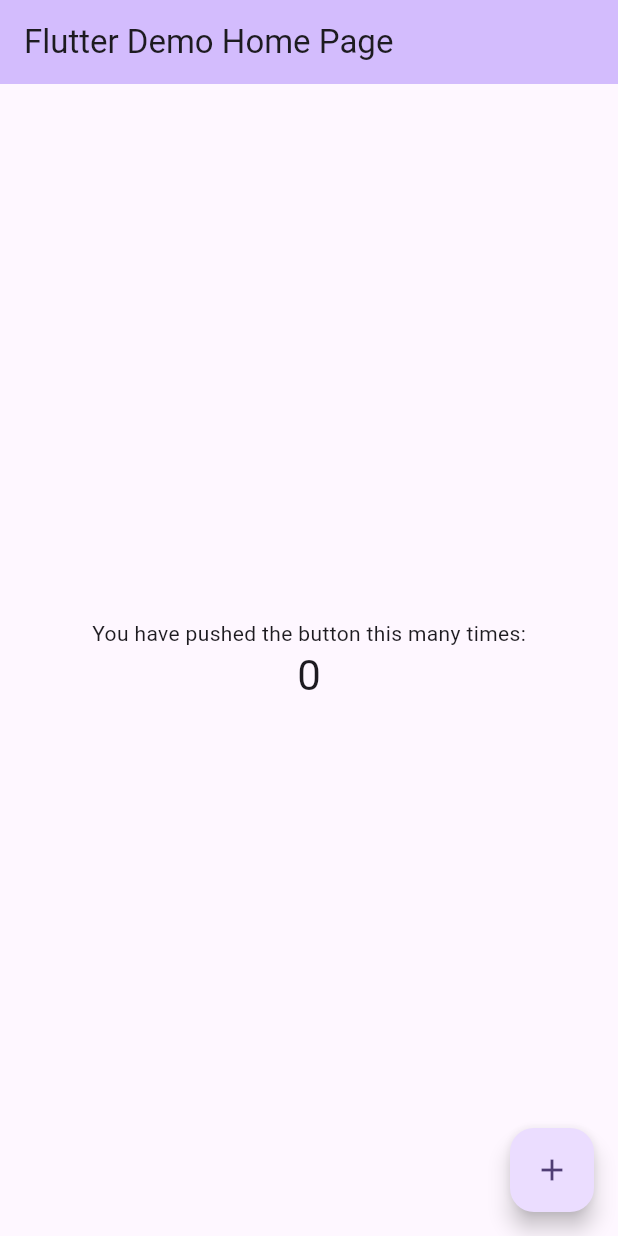
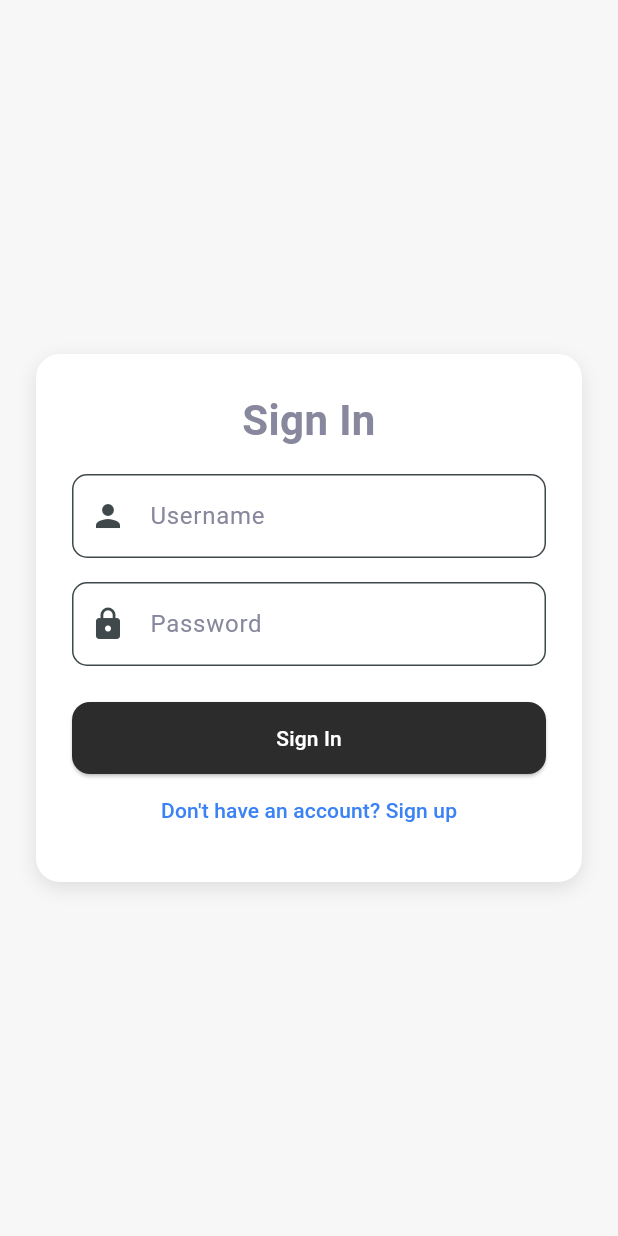
Before and after one commit to kamig2/Projekt-PIM, a Flutter app: the screen it shows after launch, on a phone screen of 412 x 824 dp. Run offline on Flutter 3.47's test engine with Material 3 defaults, Android fonts, the phone set to English and light mode, and no system bars.

Commit message:
added login and register screens

```diff
--- a/recipe_app/lib/main.dart
+++ b/recipe_app/lib/main.dart
@@ -1,4 +1,6 @@
 import 'package:flutter/material.dart';
+import 'screens/login_screen.dart';
+import 'screens/register_screen.dart';
 
 void main() {
   runApp(const MyApp());
@@ -7,116 +9,62 @@ void main() {
 class MyApp extends StatelessWidget {
   const MyApp({super.key});
 
-  // This widget is the root of your application.
   @override
   Widget build(BuildContext context) {
     return MaterialApp(
-      title: 'Flutter Demo',
+      title: 'Auth Demo',
       theme: ThemeData(
-        // This is the theme of your application.
-        //
-        // TRY THIS: Try running your application with "flutter run". You'll see
-        // the application has a purple toolbar. Then, without quitting the app,
-        // try changing the seedColor in the colorScheme below to Colors.green
-        // and then invoke "hot reload" (save your changes or press the "hot
-        // reload" button in a Flutter-supported IDE, or press "r" if you used
-        // the command line to start the app).
-        //
-        // Notice that the counter didn't reset back to zero; the application
-        // state is not lost during the reload. To reset the state, use hot
-        // restart instead.
-        //
-        // This works for code too, not just values: Most code changes can be
-        // tested with just a hot reload.
-        colorScheme: ColorScheme.fromSeed(seedColor: Colors.deepPurple),
+        scaffoldBackgroundColor: const Color(0xFFF7F7F7),
+        primaryColor: const Color(0xFF2C2C2C),
+        colorScheme: ColorScheme.fromSeed(
+          seedColor: const Color(0xFF2C2C2C),
+          brightness: Brightness.light,
+          primary: const Color(0xFF2C2C2C),
+          secondary: const Color(0xFF3B82F6),
+          surface: Colors.white,
+          onPrimary: Colors.white,
+          onSecondary: Colors.white,
+          onSurface: const Color(0xFF1C1C1C),
+        ),
+        textTheme: const TextTheme(
+          bodyLarge: TextStyle(color: Color(0xFF1C1C1C)),
+          bodyMedium: TextStyle(color: Color(0xFF87879D)),
+        ),
+        elevatedButtonTheme: ElevatedButtonThemeData(
+          style: ElevatedButton.styleFrom(
+            backgroundColor: const Color(0xFF2C2C2C),
+            foregroundColor: Colors.white,
+            padding: const EdgeInsets.symmetric(vertical: 14),
+            shape: RoundedRectangleBorder(
+              borderRadius: BorderRadius.circular(12),
+            ),
+          ),
+        ),
+        textButtonTheme: TextButtonThemeData(
+          style: TextButton.styleFrom(
+            foregroundColor: const Color(0xFF3B82F6),
+          ),
+        ),
+        inputDecorationTheme: InputDecorationTheme(
+          filled: true,
+          fillColor: Colors.white,
+          labelStyle: const TextStyle(color: Color(0xFF87879D)),
+          border: OutlineInputBorder(
+            borderRadius: BorderRadius.circular(10),
+            borderSide: const BorderSide(color: Color(0xFFDDDDDD)),
+          ),
+          focusedBorder: OutlineInputBorder(
+            borderRadius: BorderRadius.circular(10),
+            borderSide: const BorderSide(color: Color(0xFF2C2C2C)),
+          ),
+        ),
       ),
-      home: const MyHomePage(title: 'Flutter Demo Home Page'),
+      debugShowCheckedModeBanner: false,
+      initialRoute: '/login',
+      routes: {
+        '/login': (context) => const LoginScreen(),
+        '/register': (context) => const RegisterScreen(),
+      },
     );
   }
 }
-
-class MyHomePage extends StatefulWidget {
-  const MyHomePage({super.key, required this.title});
-
-  // This widget is the home page of your application. It is stateful, meaning
-  // that it has a State object (defined below) that contains fields that affect
-  // how it looks.
-
-  // This class is the configuration for the state. It holds the values (in this
-  // case the title) provided by the parent (in this case the App widget) and
-  // used by the build method of the State. Fields in a Widget subclass are
-  // always marked "final".
-
-  final String title;
-
-  @override
-  State<MyHomePage> createState() => _MyHomePageState();
-}
-
-class _MyHomePageState extends State<MyHomePage> {
-  int _counter = 0;
-
-  void _incrementCounter() {
-    setState(() {
-      // This call to setState tells the Flutter framework that something has
-      // changed in this State, which causes it to rerun the build method below
-      // so that the display can reflect the updated values. If we changed
-      // _counter without calling setState(), then the build method would not be
-      // called again, and so nothing would appear to happen.
-      _counter++;
-    });
-  }
-
-  @override
-  Widget build(BuildContext context) {
-    // This method is rerun every time setState is called, for instance as done
-    // by the _incrementCounter method above.
-    //
-    // The Flutter framework has been optimized to make rerunning build methods
-    // fast, so that you can just rebuild anything that needs updating rather
-    // than having to individually change instances of widgets.
-    return Scaffold(
-      appBar: AppBar(
-        // TRY THIS: Try changing the color here to a specific color (to
-        // Colors.amber, perhaps?) and trigger a hot reload to see the AppBar
-        // change color while the other colors stay the same.
-        backgroundColor: Theme.of(context).colorScheme.inversePrimary,
-        // Here we take the value from the MyHomePage object that was created by
-        // the App.build method, and use it to set our appbar title.
-        title: Text(widget.title),
-      ),
-      body: Center(
-        // Center is a layout widget. It takes a single child and positions it
-        // in the middle of the parent.
-        child: Column(
-          // Column is also a layout widget. It takes a list of children and
-          // arranges them vertically. By default, it sizes itself to fit its
-          // children horizontally, and tries to be as tall as its parent.
-          //
-          // Column has various properties to control how it sizes itself and
-          // how it positions its children. Here we use mainAxisAlignment to
-          // center the children vertically; the main axis here is the vertical
-          // axis because Columns are vertical (the cross axis would be
-          // horizontal).
-          //
-          // TRY THIS: Invoke "debug painting" (choose the "Toggle Debug Paint"
-          // action in the IDE, or press "p" in the console), to see the
-          // wireframe for each widget.
-          mainAxisAlignment: MainAxisAlignment.center,
-          children: <Widget>[
-            const Text('You have pushed the button this many times:'),
-            Text(
-              '$_counter',
-              style: Theme.of(context).textTheme.headlineMedium,
-            ),
-          ],
-        ),
-      ),
-      floatingActionButton: FloatingActionButton(
-        onPressed: _incrementCounter,
-        tooltip: 'Increment',
-        child: const Icon(Icons.add),
-      ), // This trailing comma makes auto-formatting nicer for build methods.
-    );
-  }
-}
--- /dev/null
+++ b/recipe_app/lib/screens/login_screen.dart
@@ -0,0 +1,101 @@
+import 'package:flutter/material.dart';
+
+class LoginScreen extends StatefulWidget {
+  const LoginScreen({super.key});
+
+  @override
+  State<LoginScreen> createState() => _LoginScreenState();
+}
+
+class _LoginScreenState extends State<LoginScreen> {
+  late TextEditingController usernameController;
+  late TextEditingController passwordController;
+
+  @override
+  void initState() {
+    super.initState();
+    usernameController = TextEditingController();
+    passwordController = TextEditingController();
+  }
+
+  @override
+  void dispose() {
+    usernameController.dispose();
+    passwordController.dispose();
+    super.dispose();
+  }
+
+  @override
+  Widget build(BuildContext context) {
+    return Scaffold(
+      resizeToAvoidBottomInset: true,
+      body: SafeArea(
+        child: Center(
+          child: SingleChildScrollView(
+            padding: const EdgeInsets.all(24.0),
+            child: Container(
+              padding: const EdgeInsets.all(24.0),
+              decoration: BoxDecoration(
+                color: Colors.white,
+                borderRadius: BorderRadius.circular(16),
+                boxShadow: [
+                  BoxShadow(
+                    color: Colors.black.withOpacity(0.1),
+                    blurRadius: 10,
+                    offset: const Offset(0, 4),
+                  ),
+                ],
+              ),
+              child: Column(
+
+                mainAxisSize: MainAxisSize.min,
+                crossAxisAlignment: CrossAxisAlignment.stretch,
+                children: [
+                  const Text(
+                    'Sign In',
+                    textAlign: TextAlign.center,
+                    style: TextStyle(
+                      fontSize: 28,
+                      fontWeight: FontWeight.bold,
+                    ),
+                  ),
+                  const SizedBox(height: 16),
+                  TextField(
+                    controller: usernameController,
+                    decoration: const InputDecoration(
+                      labelText: 'Username',
+                      prefixIcon: Icon(Icons.person),
+                    ),
+                  ),
+                  const SizedBox(height: 16),
+                  TextField(
+                    controller: passwordController,
+                    obscureText: true,
+                    decoration: const InputDecoration(
+                      labelText: 'Password',
+                      prefixIcon: Icon(Icons.lock),
+                    ),
+                  ),
+                  const SizedBox(height: 24),
+                  ElevatedButton(
+                    onPressed: () {
+                      // TODO: logika logowania
+                      print("login clicked!");
+                    },
+                    child: const Text('Sign In'),
+                  ),
+                  TextButton(
+                    onPressed: () {
+                      Navigator.pushReplacementNamed(context, '/register');
+                    },
+                    child: const Text("Don't have an account? Sign up"),
+                  ),
+                ],
+              ),
+            ),
+          ),
+        ),
+      ),
+    );
+  }
+}
```
Also changed, not shown: recipe_app/lib/screens/register_screen.dart (added, +108 -0 lines).
